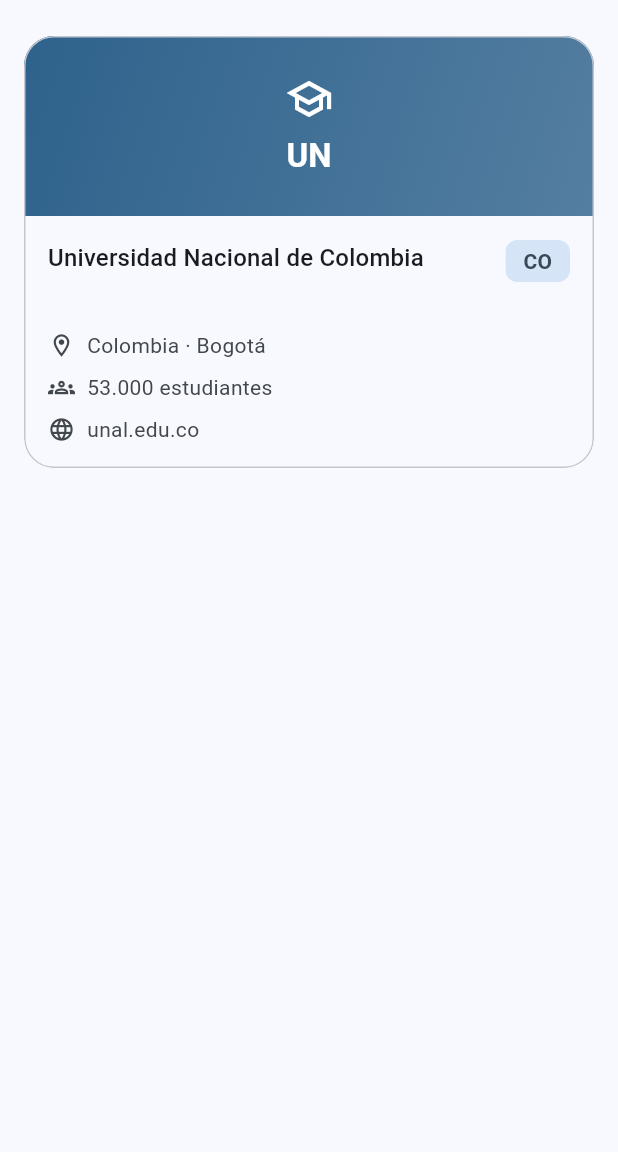
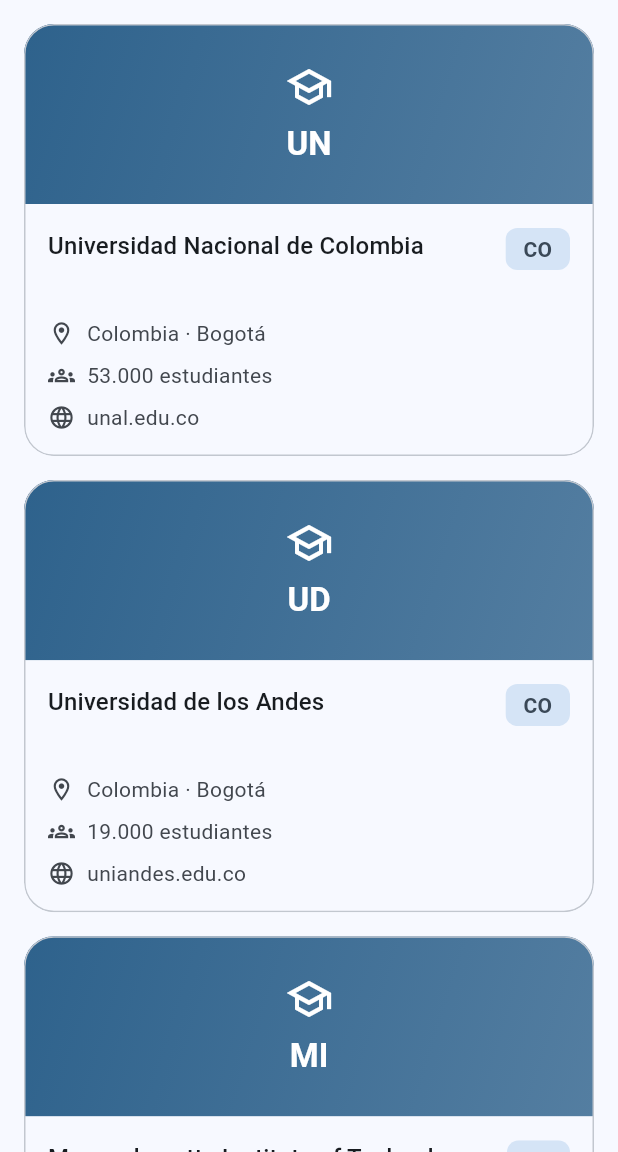
Before and after one commit to YonierVasquezMarin/universities_app, a Flutter app: the screen it shows after launch, on a phone screen of 412 x 824 dp, the part 84-1236 px from its top. Run offline on Flutter 3.47's test engine with Material 3 defaults, Android fonts, the phone set to English and light mode, and no system bars.

Commit message:
feat(ui): reemplazar tarjeta de universidad por lista de tarjetas en la pantalla principal de universidades

```diff
--- a/lib/screens/universities_home_page.dart
+++ b/lib/screens/universities_home_page.dart
@@ -1,14 +1,9 @@
 import 'package:flutter/material.dart';
-import 'package:universities_app/models/university.dart';
 import 'package:universities_app/widgets/app_bar_component.dart';
-import 'package:universities_app/widgets/university_card.dart';
+import 'package:universities_app/widgets/university_card_list.dart';
 
 class UniversitiesHomePage extends StatelessWidget {
   const UniversitiesHomePage({super.key});
-
-  static const double _horizontalMargin = 16;
-  static const double _verticalMargin = 24;
-  static const double _maxCardWidth = 480;
 
   @override
   Widget build(BuildContext context) {
@@ -23,34 +18,6 @@ class UniversitiesHomePage extends StatelessWidget {
   }
 
   Widget _buildBody() {
-    return Align(
-      alignment: Alignment.topCenter,
-      child: SingleChildScrollView(
-        padding: const EdgeInsets.symmetric(
-          horizontal: _horizontalMargin,
-          vertical: _verticalMargin,
-        ),
-        child: _buildExampleCard(),
-      ),
-    );
-  }
-
-  Widget _buildExampleCard() {
-    return ConstrainedBox(
-      constraints: const BoxConstraints(maxWidth: _maxCardWidth),
-      child: UniversityCard(university: _createExampleUniversity()),
-    );
-  }
-
-  University _createExampleUniversity() {
-    return const University(
-      alphaTwoCode: 'CO',
-      domains: ['unal.edu.co'],
-      country: 'Colombia',
-      stateProvince: 'Bogotá',
-      webPages: ['https://unal.edu.co'],
-      name: 'Universidad Nacional de Colombia',
-      studentCount: 53000,
-    );
+    return const UniversityCardList();
   }
 }
--- /dev/null
+++ b/lib/widgets/university_card_list.dart
@@ -0,0 +1,280 @@
+import 'package:flutter/material.dart';
+import 'package:universities_app/models/university.dart';
+import 'package:universities_app/widgets/university_card.dart';
+
+class UniversityCardList extends StatelessWidget {
+  const UniversityCardList({
+    super.key,
+    this.layout = UniversityCardLayout.full,
+  });
+
+  final UniversityCardLayout layout;
+
+  static const double _horizontalPadding = 16;
+  static const double _verticalPadding = 16;
+  static const double _cardGap = 16;
+  static const double _fullMaxWidth = 480;
+  static const double _gridMaxWidth = 720;
+  static const int _gridColumnCount = 2;
+
+  @override
+  Widget build(BuildContext context) {
+    return SingleChildScrollView(
+      padding: const EdgeInsets.symmetric(
+        horizontal: _horizontalPadding,
+        vertical: _verticalPadding,
+      ),
+      child: _buildCenteredContent(),
+    );
+  }
+
+  Widget _buildCenteredContent() {
+    return Align(
+      alignment: Alignment.topCenter,
+      child: _buildWidthLimitedContent(),
+    );
+  }
+
+  Widget _buildWidthLimitedContent() {
+    return ConstrainedBox(
+      constraints: BoxConstraints(maxWidth: _readMaxContentWidth()),
+      child: _buildCards(),
+    );
+  }
+
+  double _readMaxContentWidth() {
+    if (_usesGridLayout()) {
+      return _gridMaxWidth;
+    }
+    return _fullMaxWidth;
+  }
+
+  bool _usesGridLayout() {
+    final usesGridLayout = layout == UniversityCardLayout.grid;
+    return usesGridLayout;
+  }
+
+  Widget _buildCards() {
+    final universities = _createPreviewUniversities();
+    if (_usesGridLayout()) {
+      return _buildGrid(universities);
+    }
+    return _buildFullColumn(universities);
+  }
+
+  Widget _buildFullColumn(List<University> universities) {
+    return Column(children: _buildFullCards(universities));
+  }
+
+  List<Widget> _buildFullCards(List<University> universities) {
+    final cards = <Widget>[];
+    for (var index = 0; index < universities.length; index++) {
+      _appendFullCard(cards, universities[index], index);
+    }
+    return cards;
+  }
+
+  void _appendFullCard(List<Widget> cards, University university, int index) {
+    if (_needsGapBeforeCard(index)) {
+      cards.add(const SizedBox(height: _cardGap));
+    }
+    cards.add(_buildCard(university));
+  }
+
+  bool _needsGapBeforeCard(int index) {
+    final needsGap = index > 0;
+    return needsGap;
+  }
+
+  Widget _buildGrid(List<University> universities) {
+    return LayoutBuilder(
+      builder: (context, constraints) {
+        return _buildGridWrap(universities, constraints.maxWidth);
+      },
+    );
+  }
+
+  Widget _buildGridWrap(List<University> universities, double availableWidth) {
+    final cardWidth = _readGridCardWidth(availableWidth);
+    return Wrap(
+      spacing: _cardGap,
+      runSpacing: _cardGap,
+      children: _buildGridCards(universities, cardWidth),
+    );
+  }
+
+  double _readGridCardWidth(double availableWidth) {
+    final totalGap = _cardGap * (_gridColumnCount - 1);
+    final usableWidth = availableWidth - totalGap;
+    if (_usableWidthIsPositive(usableWidth)) {
+      return usableWidth / _gridColumnCount;
+    }
+    return availableWidth;
+  }
+
+  bool _usableWidthIsPositive(double usableWidth) {
+    final usableWidthIsPositive = usableWidth > 0;
+    return usableWidthIsPositive;
+  }
+
+  List<Widget> _buildGridCards(
+    List<University> universities,
+    double cardWidth,
+  ) {
+    final cards = <Widget>[];
+    for (final university in universities) {
+      _appendGridCard(cards, university, cardWidth);
+    }
+    return cards;
+  }
+
+  void _appendGridCard(
+    List<Widget> cards,
+    University university,
+    double cardWidth,
+  ) {
+    cards.add(_buildGridCard(university, cardWidth));
+  }
+
+  Widget _buildGridCard(University university, double cardWidth) {
+    return SizedBox(width: cardWidth, child: _buildCard(university));
+  }
+
+  Widget _buildCard(University university) {
+    return UniversityCard(university: university, layout: layout);
+  }
+
+  List<University> _createPreviewUniversities() {
+    return [
+      _createNationalUniversityOfColombia(),
+      _createUniversityOfTheAndes(),
+      _createMassachusettsInstituteOfTechnology(),
+      _createUniversityOfOxford(),
+      _createUniversityOfBuenosAires(),
+      _createNationalAutonomousUniversityOfMexico(),
+      _createUniversityOfSaoPaulo(),
+      _createUniversityOfTokyo(),
+      _createSorbonneUniversity(),
+      _createUniversityOfToronto(),
+    ];
+  }
+
+  University _createNationalUniversityOfColombia() {
+    return const University(
+      name: 'Universidad Nacional de Colombia',
+      webPages: ['https://unal.edu.co'],
+      domains: ['unal.edu.co'],
+      stateProvince: 'Bogotá',
+      studentCount: 53000,
+      country: 'Colombia',
+      alphaTwoCode: 'CO',
+    );
+  }
+
+  University _createUniversityOfTheAndes() {
+    return const University(
+      webPages: ['https://uniandes.edu.co'],
+      name: 'Universidad de los Andes',
+      domains: ['uniandes.edu.co'],
+      stateProvince: 'Bogotá',
+      studentCount: 19000,
+      country: 'Colombia',
+      alphaTwoCode: 'CO',
+    );
+  }
+
+  University _createMassachusettsInstituteOfTechnology() {
+    return const University(
+      name: 'Massachusetts Institute of Technology',
+      webPages: ['https://www.mit.edu'],
+      stateProvince: 'Massachusetts',
+      country: 'United States',
+      domains: ['mit.edu'],
+      studentCount: 11900,
+      alphaTwoCode: 'US',
+    );
+  }
+
+  University _createUniversityOfOxford() {
+    return const University(
+      webPages: ['https://www.ox.ac.uk'],
+      name: 'University of Oxford',
+      country: 'United Kingdom',
+      domains: ['ox.ac.uk'],
+      studentCount: 26000,
+      stateProvince: null,
+      alphaTwoCode: 'GB',
+    );
+  }
+
+  University _createUniversityOfBuenosAires() {
+    return const University(
+      name: 'Universidad de Buenos Aires',
+      webPages: ['https://www.uba.ar'],
+      stateProvince: 'Buenos Aires',
+      studentCount: 320000,
+      country: 'Argentina',
+      domains: ['uba.ar'],
+      alphaTwoCode: 'AR',
+    );
+  }
+
+  University _createNationalAutonomousUniversityOfMexico() {
+    return const University(
+      name: 'Universidad Nacional Autónoma de México',
+      webPages: ['https://www.unam.mx'],
+      stateProvince: 'Ciudad de México',
+      domains: ['unam.mx'],
+      studentCount: 360000,
+      alphaTwoCode: 'MX',
+      country: 'Mexico',
+    );
+  }
+
+  University _createUniversityOfSaoPaulo() {
+    return const University(
+      name: 'Universidade de São Paulo',
+      webPages: ['https://www.usp.br'],
+      stateProvince: 'São Paulo',
+      domains: ['usp.br'],
+      studentCount: 90000,
+      alphaTwoCode: 'BR',
+      country: 'Brazil',
+    );
+  }
+
+  University _createUniversityOfTokyo() {
+    return const University(
+      webPages: ['https://www.u-tokyo.ac.jp'],
+      name: 'University of Tokyo',
+      domains: ['u-tokyo.ac.jp'],
+      stateProvince: 'Tokyo',
+      alphaTwoCode: 'JP',
+      country: 'Japan',
+    );
+  }
+
+  University _createSorbonneUniversity() {
+    return const University(
+      webPages: ['https://www.sorbonne-universite.fr'],
+      domains: ['sorbonne-universite.fr'],
+      stateProvince: 'Île-de-France',
+      name: 'Sorbonne Université',
+      studentCount: 55000,
+      alphaTwoCode: 'FR',
+      country: 'France',
+    );
+  }
+
+  University _createUniversityOfToronto() {
+    return const University(
+      webPages: ['https://www.utoronto.ca'],
+      name: 'University of Toronto',
+      stateProvince: 'Ontario',
+      domains: ['utoronto.ca'],
+      studentCount: 97000,
+      alphaTwoCode: 'CA',
+      country: 'Canada',
+    );
+  }
+}
```
